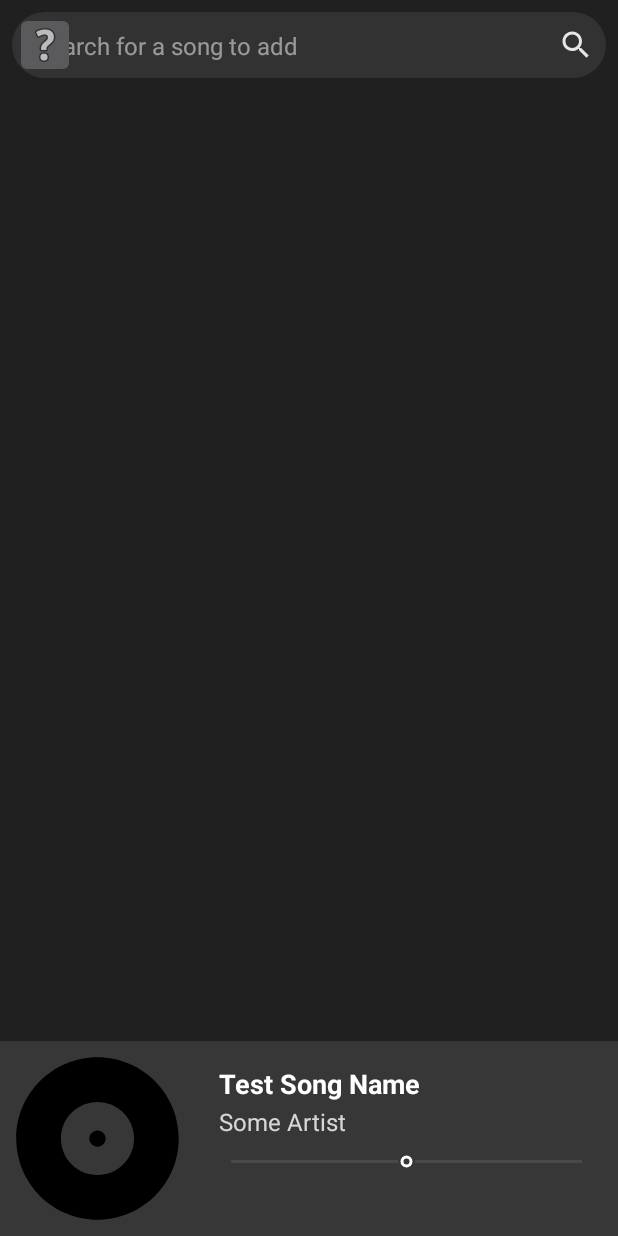
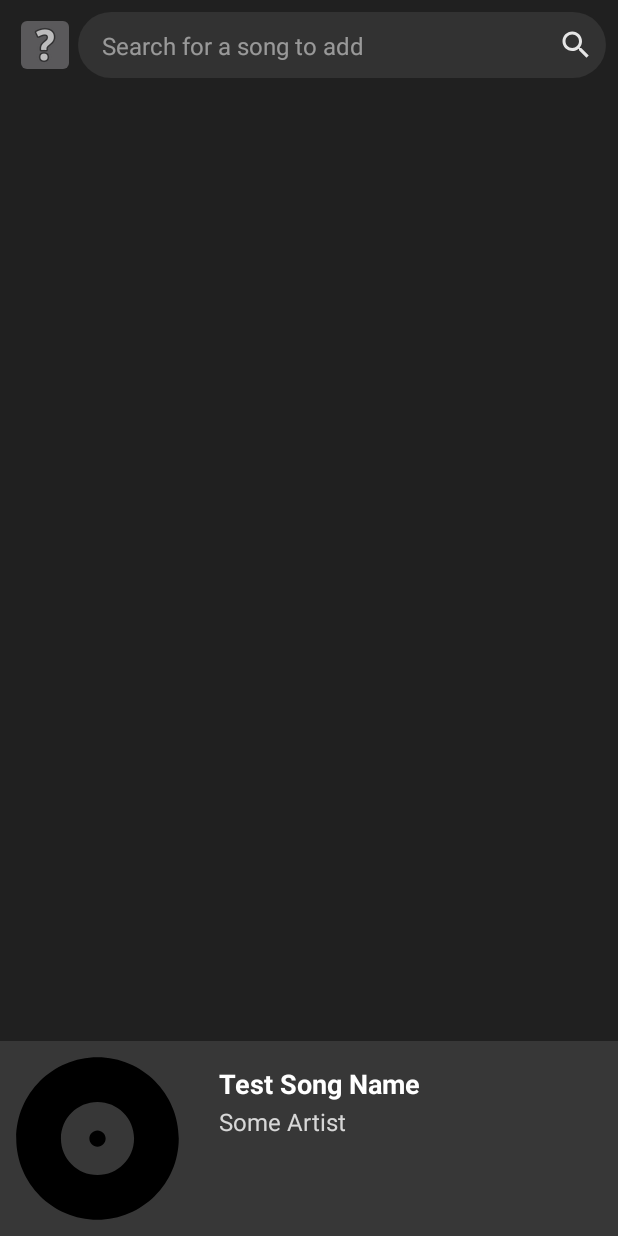
Before and after one commit to chiario/curate, an Android app: the MainActivity screen opened directly, with no data from a screen before it, on a phone screen of 412 x 824 dp. Run offline under Robolectric (Android 15) with nearby library versions, the phone set to English and light mode, and no system bars; our stand-ins replace ButterKnife; libraries missing offline, so code that uses them is left out: androidx.palette.graphics, com.parse, com.spotify.protocol; pictures from the network do not load; 2 statements that could not run were skipped.

Commit message:
queue adapter updated based on admin functionality

```diff
--- a/app/src/main/java/com/example/curate/activities/MainActivity.java
+++ b/app/src/main/java/com/example/curate/activities/MainActivity.java
@@ -8,7 +8,6 @@ import android.os.Bundle;
 import android.os.Handler;
 import android.util.Log;
 import android.view.View;
-import android.view.WindowManager;
 import android.view.inputmethod.EditorInfo;
 import android.view.inputmethod.InputMethodManager;
 import android.widget.EditText;
@@ -112,6 +111,7 @@ public class MainActivity extends AppCompatActivity implements SearchAdapter.OnS
         mPlayPauseButton.setVisibility(visibility);
         mSkipNextButton.setVisibility(visibility);
         mSkipPrevButton.setVisibility(visibility);
+        mSeekBar.setVisibility(visibility);
         if (isAdmin) {
             Spotify.connectRemote(this, mPlayerStateEventCallback, getString(R.string.clientId));
         }
@@ -145,6 +145,7 @@ public class MainActivity extends AppCompatActivity implements SearchAdapter.OnS
     @Override
     protected void onResume() {
         super.onResume();
+        if (isAdmin) {
             // Check if Spotify app is installed on device
             PackageManager pm = getPackageManager();
             try {
@@ -154,6 +155,7 @@ public class MainActivity extends AppCompatActivity implements SearchAdapter.OnS
                 isSpotifyInstalled = false;
                 Toast.makeText(this, "Please install the Spotify app to proceed", Toast.LENGTH_LONG).show();
                 // TODO prompt installation
+            }
         }
     }
 
@@ -180,6 +182,10 @@ public class MainActivity extends AppCompatActivity implements SearchAdapter.OnS
                 break;
         }
         etSearch.setText("");
+    }
+
+    public boolean isAdmin() {
+        return isAdmin;
     }
 
     private void setPlayerColor(Bitmap bitmap) {
@@ -217,42 +223,6 @@ public class MainActivity extends AppCompatActivity implements SearchAdapter.OnS
 
         activeFragment = fragment;
     }
-
-    /**
-     * Spotify Player event callback
-     * Updates current song views when new song begins playing
-     */
-//    @SuppressLint("SetTextI18n")
-    public final Subscription.EventCallback<PlayerState> mPlayerStateEventCallback = new Subscription.EventCallback<PlayerState>() {
-        @Override
-        public void onEvent(PlayerState playerState) {
-            // Update progressbar
-            if (playerState.playbackSpeed > 0) {
-                mTrackProgressBar.unpause();
-            } else {
-                mTrackProgressBar.pause();
-            }
-
-            // Invalidate play / pause
-            if (playerState.isPaused) {
-                mPlayPauseButton.setImageResource(R.drawable.btn_play);
-            } else {
-                mPlayPauseButton.setImageResource(R.drawable.btn_pause);
-            }
-
-            tvTitle.setText(playerState.track.name);
-            tvArtist.setText(playerState.track.artist.name);
-            // Get image from track
-            Spotify.setAlbumArt(playerState, ivAlbum);
-
-            // Invalidate seekbar length and position
-            mSeekBar.setMax((int) playerState.track.duration);
-            mTrackProgressBar.setDuration(playerState.track.duration);
-            mTrackProgressBar.update(playerState.playbackPosition);
-
-            mSeekBar.setEnabled(true);
-        }
-    };
 
    /* TODO Decide if we want this?
     @OnTextChanged(R.id.etSearch)
@@ -339,6 +309,44 @@ public class MainActivity extends AppCompatActivity implements SearchAdapter.OnS
         });
     }
 
+    //Methods for Spotify remote player communication
+
+    /**
+     * Spotify Player event callback
+     * Updates current song views when new song begins playing
+     */
+//    @SuppressLint("SetTextI18n")
+    public final Subscription.EventCallback<PlayerState> mPlayerStateEventCallback = new Subscription.EventCallback<PlayerState>() {
+        @Override
+        public void onEvent(PlayerState playerState) {
+            // Update progressbar
+            if (playerState.playbackSpeed > 0) {
+                mTrackProgressBar.unpause();
+            } else {
+                mTrackProgressBar.pause();
+            }
+
+            // Invalidate play / pause
+            if (playerState.isPaused) {
+                mPlayPauseButton.setImageResource(R.drawable.btn_play);
+            } else {
+                mPlayPauseButton.setImageResource(R.drawable.btn_pause);
+            }
+
+            tvTitle.setText(playerState.track.name);
+            tvArtist.setText(playerState.track.artist.name);
+            // Get image from track
+            Spotify.setAlbumArt(playerState, ivAlbum);
+
+            // Invalidate seekbar length and position
+            mSeekBar.setMax((int) playerState.track.duration);
+            mTrackProgressBar.setDuration(playerState.track.duration);
+            mTrackProgressBar.update(playerState.playbackPosition);
+
+            mSeekBar.setEnabled(true);
+        }
+    };
+
     @OnClick(R.id.skip_prev_button)
     public void onRestartSong() {
         Spotify.restartSong();
--- a/app/src/main/java/com/example/curate/adapters/QueueAdapter.java
+++ b/app/src/main/java/com/example/curate/adapters/QueueAdapter.java
@@ -1,7 +1,6 @@
 package com.example.curate.adapters;
 
 import android.content.Context;
-import android.graphics.drawable.Drawable;
 import android.view.LayoutInflater;
 import android.view.View;
 import android.view.ViewGroup;
@@ -11,17 +10,14 @@ import android.widget.TextView;
 import android.widget.Toast;
 
 import androidx.annotation.NonNull;
-import androidx.annotation.Nullable;
 import androidx.recyclerview.widget.RecyclerView;
 
 import com.bumptech.glide.Glide;
-import com.bumptech.glide.request.BaseRequestOptions;
 import com.example.curate.R;
 import com.example.curate.models.Party;
 import com.example.curate.models.PlaylistEntry;
 import com.example.curate.models.Song;
-import com.parse.ParseException;
-import com.parse.SaveCallback;
+import com.parse.ParseUser;
 
 import java.util.Collections;
 import java.util.List;
@@ -62,11 +58,17 @@ public class QueueAdapter extends RecyclerView.Adapter<QueueAdapter.ViewHolder>
 	public ViewHolder onCreateViewHolder(@NonNull ViewGroup parent, int viewType) {
 		Context context = parent.getContext();
 		LayoutInflater inflater = LayoutInflater.from(context);
-
 		// Inflate the custom layout
 		View contactView = inflater.inflate(R.layout.item_song_queue, parent, false);
 		// Return a new holder instance
 		ViewHolder viewHolder = new ViewHolder(contactView);
+		// Only show delete icon if current user is admin of current party
+		boolean isAdmin = ParseUser.getCurrentUser().getObjectId().equals(Party.getCurrentParty().getAdmin().getObjectId());
+		if (isAdmin) {
+			viewHolder.ibRemove.setVisibility(View.VISIBLE);
+		} else {
+			viewHolder.ibRemove.setVisibility(View.GONE);
+		}
 		return viewHolder;
 	}
 
--- a/app/src/main/res/layout-land/activity_main.xml
+++ b/app/src/main/res/layout-land/activity_main.xml
@@ -123,6 +123,14 @@
         app:layout_constraintStart_toStartOf="@+id/guideline"
         app:layout_constraintTop_toTopOf="parent">
 
+        <androidx.constraintlayout.widget.Barrier
+            android:id="@+id/barrier"
+            android:layout_width="wrap_content"
+            android:layout_height="wrap_content"
+            app:barrierDirection="right"
+            app:constraint_referenced_ids="ibDeleteQueue,ibLeaveQueue"
+            tools:layout_editor_absoluteX="56dp" />
+
         <ImageButton
             android:id="@+id/ibDeleteQueue"
             android:layout_width="0dp"
@@ -163,7 +171,7 @@
             android:inputType="textPersonName"
             app:layout_constraintBottom_toBottomOf="parent"
             app:layout_constraintEnd_toStartOf="@+id/ibSearch"
-            app:layout_constraintStart_toEndOf="@+id/ibDeleteQueue"
+            app:layout_constraintStart_toEndOf="@+id/barrier"
             app:layout_constraintTop_toTopOf="parent" />
 
         <ImageButton
--- a/app/src/main/res/layout/activity_main.xml
+++ b/app/src/main/res/layout/activity_main.xml
@@ -11,11 +11,10 @@
         style="@style/AppTheme.SearchbarBackground"
         android:layout_width="0dp"
         android:layout_height="wrap_content"
-        android:layout_marginStart="8dp"
         android:layout_marginTop="8dp"
         android:layout_marginEnd="8dp"
         app:layout_constraintEnd_toEndOf="parent"
-        app:layout_constraintStart_toEndOf="@+id/ibDeleteQueue"
+        app:layout_constraintStart_toEndOf="@id/barrier"
         app:layout_constraintTop_toTopOf="parent">
 
         <EditText
@@ -54,6 +53,14 @@
             app:srcCompat="@drawable/ic_search" />
 
     </androidx.constraintlayout.widget.ConstraintLayout>
+
+    <androidx.constraintlayout.widget.Barrier
+        android:id="@+id/barrier"
+        android:layout_width="wrap_content"
+        android:layout_height="wrap_content"
+        app:barrierDirection="right"
+        app:constraint_referenced_ids="ibDeleteQueue,ibLeaveQueue"
+        tools:layout_editor_absoluteX="411dp" />
 
     <ImageButton
         android:id="@+id/ibDeleteQueue"
```
Lines whose indentation alone changed are shown as unchanged.
